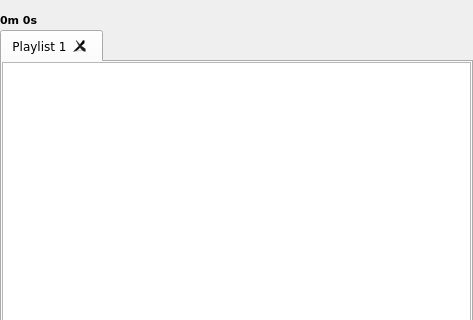
First picture: the form in branches/sayonara-885/src/GUI/playlist/GUI_Playlist.ui, repository shahid334/sayonara-player, before the edit; both pictures show x 0 to 473 and y 0 to 320 of the 473 by 514 pixel window.
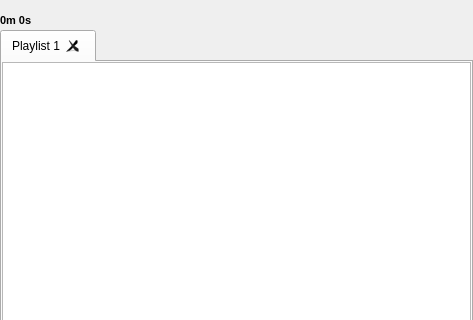
Second picture: the form after the edit. Icons and pictures are not drawn. Custom widgets are drawn as their Qt base class.

The edit to the form file:
```diff
--- a/branches/sayonara-885/src/GUI/playlist/GUI_Playlist.ui
+++ b/branches/sayonara-885/src/GUI/playlist/GUI_Playlist.ui
@@ -106,11 +106,6 @@
     <layout class="QHBoxLayout" name="horizontalLayout">
      <item>
       <widget class="PlaylistTabWidget" name="tw_playlists">
-       <property name="font">
-        <font>
-         <family>DejaVu Sans</family>
-        </font>
-       </property>
        <property name="tabPosition">
         <enum>QTabWidget::North</enum>
        </property>
@@ -531,11 +526,6 @@
    </item>
    <item row="4" column="1">
     <spacer name="horizontalSpacer">
-     <property name="font">
-      <font>
-       <family>DejaVu Sans</family>
-      </font>
-     </property>
      <property name="orientation">
       <enum>Qt::Horizontal</enum>
      </property>
@@ -571,7 +561,6 @@
        </property>
        <property name="font">
         <font>
-         <family>DejaVu Sans</family>
          <pointsize>8</pointsize>
          <weight>75</weight>
          <bold>true</bold>
```
Left out of the diff: 68 changed lines with no effect on the pictures.
